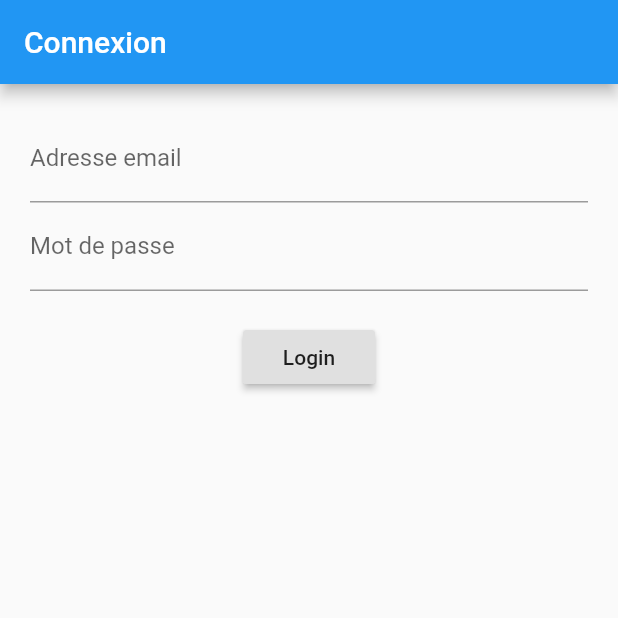
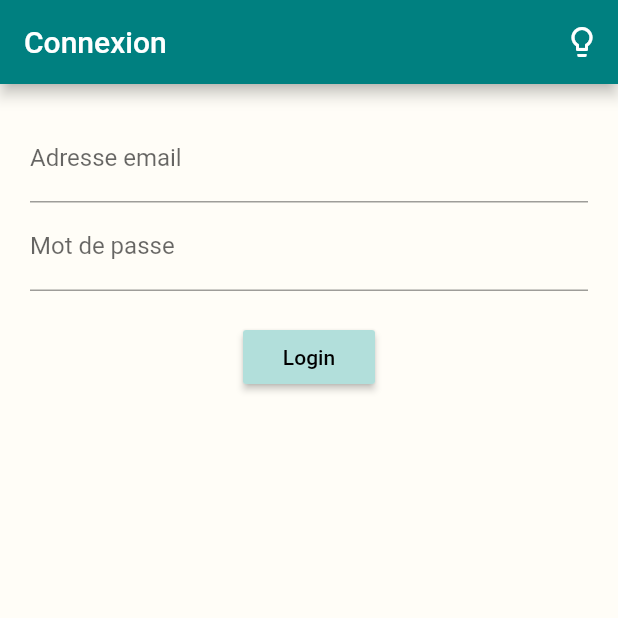
Before and after one commit to CamilleLL/FlutterLoginDemo, a Flutter app: the screen it shows after launch, on a phone screen of 412 x 824 dp, the top half of it. Run offline on Flutter 3.47's test engine with Material 2 defaults, Android fonts, the light colour scheme and no system bars; our stand-ins replace dynamic_theme.

Commit message:
Add theme

```diff
--- /dev/null
+++ b/lib/MyTheme.dart
@@ -0,0 +1,79 @@
+import 'package:flutter/material.dart';
+
+const PrimaryColor = const Color(0xFF008080);
+const PrimaryColorLight = const Color(0xFF4cb0af);
+const PrimaryColorDark = const Color(0xFF005354);
+
+const SecondaryColor = const Color(0xFFb2dfdb);
+const SecondaryColorLight = const Color(0xFFe5ffff);
+const SecondaryColorDark = const Color(0xFF82ada9);
+
+const Background = const Color(0xFFfffdf7);
+const DarkBackground = const Color(0xFF222727);
+
+const TextColor = const Color(0xFF004d40);
+
+class MyTheme {
+  static final ThemeData defaultTheme = _buildLightTheme();
+  static final ThemeData darkTheme = _buildDarkTheme();
+
+  static ThemeData _buildLightTheme() {
+    final ThemeData base = ThemeData.light();
+
+    return base.copyWith(
+      accentColor: SecondaryColor,
+      accentColorBrightness: Brightness.dark,
+
+      primaryColor: PrimaryColor,
+      primaryColorDark: PrimaryColorDark,
+      primaryColorLight: PrimaryColorLight,
+      primaryColorBrightness: Brightness.dark,
+
+      buttonTheme: base.buttonTheme.copyWith(
+        buttonColor: SecondaryColor,
+        textTheme: ButtonTextTheme.primary,
+      ),
+
+      scaffoldBackgroundColor: Background,
+      cardColor: Background,
+      textSelectionColor: PrimaryColorLight,
+      backgroundColor: Background,
+
+      textTheme: base.textTheme.copyWith(
+        title: base.textTheme.title.copyWith(color: TextColor),
+        body1: base.textTheme.body1.copyWith(color: TextColor),
+        body2: base.textTheme.body2.copyWith(color: TextColor)
+      ),
+    );
+  }
+
+  static ThemeData _buildDarkTheme() {
+    final ThemeData base = ThemeData.dark();
+
+    return base.copyWith(
+      accentColor: SecondaryColor,
+      accentColorBrightness: Brightness.dark,
+
+      primaryColor: PrimaryColor,
+      primaryColorDark: PrimaryColorDark,
+      primaryColorLight: PrimaryColorLight,
+      primaryColorBrightness: Brightness.dark,
+
+      buttonTheme: base.buttonTheme.copyWith(
+        buttonColor: SecondaryColor,
+        textTheme: ButtonTextTheme.primary,
+      ),
+
+      scaffoldBackgroundColor: DarkBackground,
+      cardColor: DarkBackground,
+      textSelectionColor: PrimaryColorLight,
+      backgroundColor: Background,
+
+      textTheme: base.textTheme.copyWith(
+        title: base.textTheme.title.copyWith(color: TextColor),
+        body1: base.textTheme.body1.copyWith(color: TextColor),
+        body2: base.textTheme.body2.copyWith(color: TextColor)
+      ),
+    );
+  }
+}
--- a/lib/main.dart
+++ b/lib/main.dart
@@ -1,4 +1,6 @@
 import 'package:flutter/material.dart';
+import 'package:simple_login_form/MyTheme.dart';
+import 'package:dynamic_theme/dynamic_theme.dart';
 
 void main() => runApp(MyApp());
 
@@ -6,12 +8,18 @@ class MyApp extends StatelessWidget {
   // This widget is the root of your application.
   @override
   Widget build(BuildContext context) {
-    return MaterialApp(
-      title: 'Flutter Demo Login',
-      theme: ThemeData(
-        primarySwatch: Colors.blue,
-      ),
-      home: MyHomePage(title: 'Connexion'),
+    return new DynamicTheme(
+      defaultBrightness: Brightness.light,
+      data: (brightness) => brightness == Brightness.light
+          ? MyTheme.defaultTheme
+          : MyTheme.darkTheme,
+      themedWidgetBuilder: (context, theme) {
+        return MaterialApp(
+          title: 'Flutter Demo Login',
+          theme: theme,
+          home: MyHomePage(title: 'Connexion'),
+        );
+      },
     );
   }
 }
@@ -43,6 +51,13 @@ class _MyHomePageState extends State<MyHomePage> {
 
   final String emailPattern =
       r'^(([^<>()[\]\\.,;:\s@\"]+(\.[^<>()[\]\\.,;:\s@\"]+)*)|(\".+\"))@((\[[0-9]{1,3}\.[0-9]{1,3}\.[0-9]{1,3}\.[0-9]{1,3}\])|(([a-zA-Z\-0-9]+\.)+[a-zA-Z]{2,}))$';
+
+  void _turnOnOffLight() {
+    DynamicTheme.of(context).setBrightness(
+        Theme.of(context).brightness == Brightness.dark
+            ? Brightness.light
+            : Brightness.dark);
+  }
 
   void _showDialog() {
     showDialog(
@@ -89,6 +104,10 @@ class _MyHomePageState extends State<MyHomePage> {
         // Here we take the value from the MyHomePage object that was created by
         // the App.build method, and use it to set our appbar title.
         title: Text(widget.title),
+        actions: <Widget>[
+          IconButton(
+              onPressed: _turnOnOffLight, icon: Icon(Icons.lightbulb_outline))
+        ],
       ),
       body: new Form(
         key: formKey,
--- a/pubspec.yaml
+++ b/pubspec.yaml
@@ -19,7 +19,7 @@ environment:
 dependencies:
   flutter:
     sdk: flutter
-
+  dynamic_theme: ^1.0.1
   # The following adds the Cupertino Icons font to your application.
   # Use with the CupertinoIcons class for iOS style icons.
   cupertino_icons: ^0.1.2
```
Also changed, not shown: pubspec.lock.
